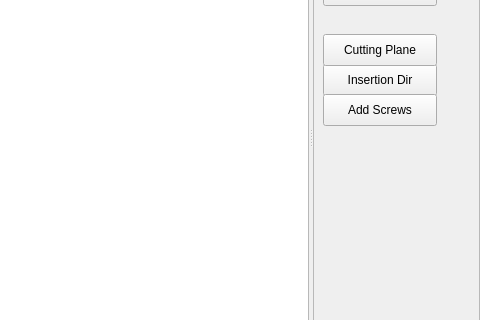
First picture: the form in openscad/src/MainWindow.ui, repository sfollmer/Procrustes, before the edit; both pictures show x 791 to 1271 and y 225 to 545 of the 1271 by 726 pixel window.
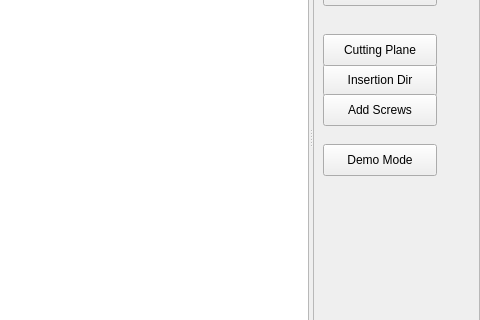
Second picture: the form after the edit. Custom widgets are drawn as their Qt base class.

Commit message: demo mode button, huzzah

The edit to the form file:
```diff
--- a/openscad/src/MainWindow.ui
+++ b/openscad/src/MainWindow.ui
@@ -194,6 +194,19 @@
          <string>Cutting Plane</string>
         </property>
        </widget>
+			 <widget class="QPushButton" name="demoButton">
+        <property name="geometry">
+         <rect>
+          <x>10</x>
+          <y>350</y>
+          <width>114</width>
+          <height>32</height>
+         </rect>
+        </property>
+        <property name="text">
+         <string>Demo Mode</string>
+        </property>
+       </widget>
        <widget class="QPushButton" name="targetButton">
         <property name="geometry">
          <rect>
```
The commit also changes 2 other files.
